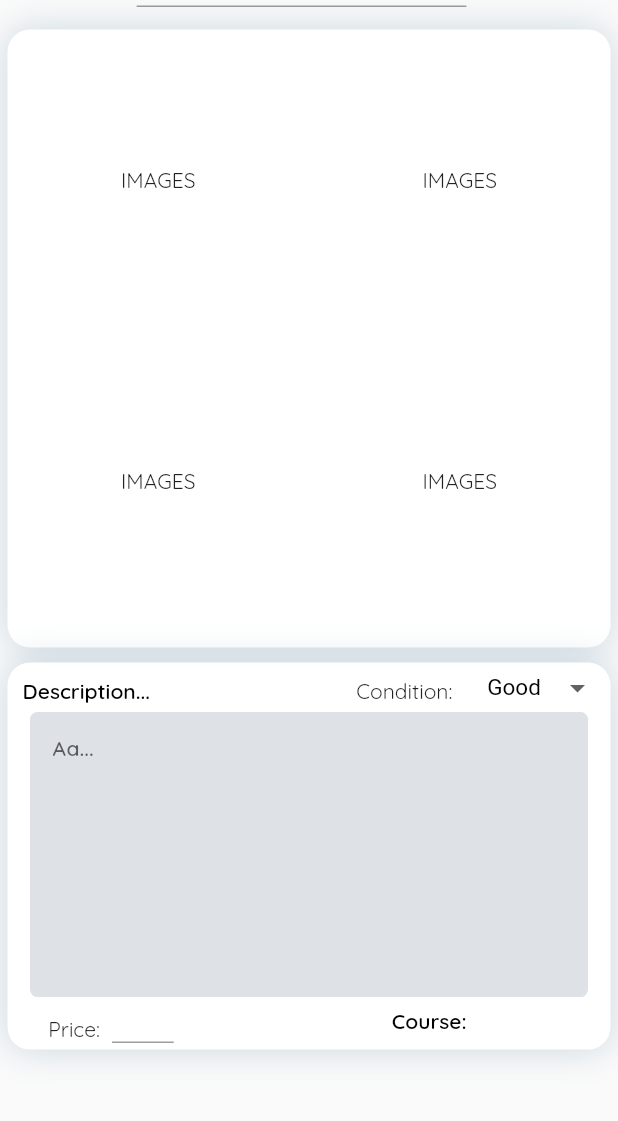
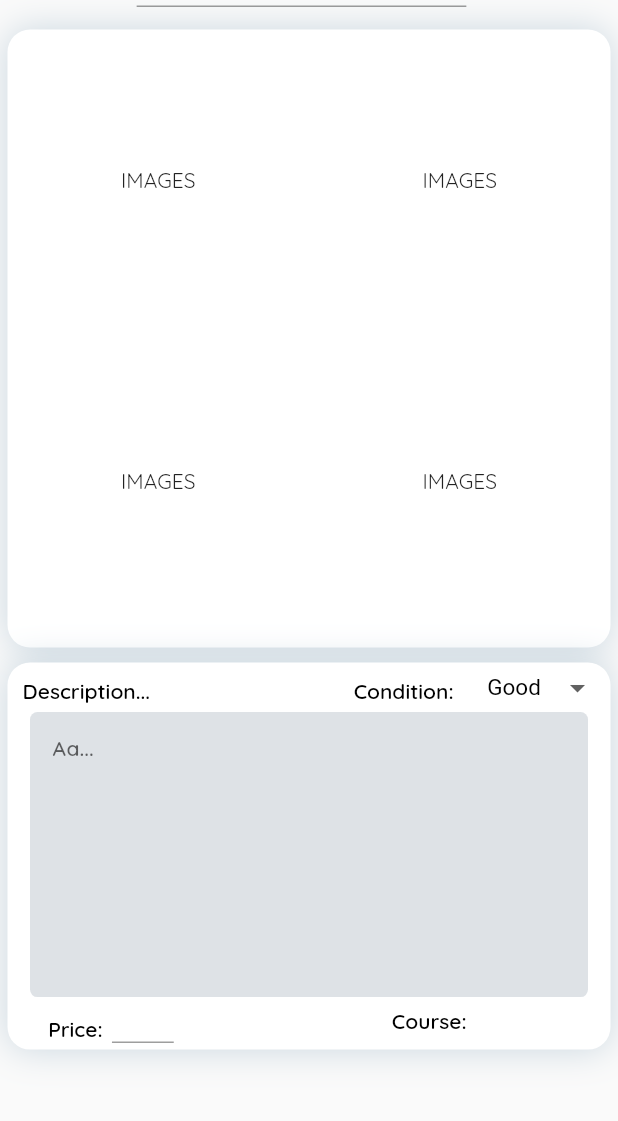
Before and after one commit to l-thatcher/Biblio, a Flutter app: the NewPostpage screen opened directly, on a phone screen of 412 x 824 dp, the part 80-1201 px from its top. Run offline on Flutter 3.47's test engine with Material 2 defaults, Android fonts, the phone set to English and light mode, and no system bars; our stand-ins replace cloud_firestore, firebase_auth, firebase_core, flutter_keyboard_visibility, google_fonts, google_sign_in; missing offline and left inert: flutter_facebook_auth, twitter_login; accounts and stored records are empty; generated files the repository leaves out were written again.

Commit message:
more of the same, front end work for new posts

```diff
--- a/lib/screens/new_post_page.dart
+++ b/lib/screens/new_post_page.dart
@@ -156,7 +156,7 @@ class _NewPostpageState extends State<NewPostpage> {
                                 ),
                                 Container(
                                   alignment: Alignment(-0.9, 1.05),
-                                  child: Text("Price: "),
+                                  child: Text("Price: ", style: constants.regularText,),
                                 ),
                                 Container(
                                   alignment: Alignment(-0.65, 1.05),
@@ -171,7 +171,7 @@ class _NewPostpageState extends State<NewPostpage> {
                                 ),
                                 Container(
                                   alignment: Alignment(0.4, -1),
-                                  child: Text("Condition:"),
+                                  child: Text("Condition:", style: constants.regularText,),
                                 ),
                                 Container(
                                   alignment: Alignment(1, -1.18),
```
